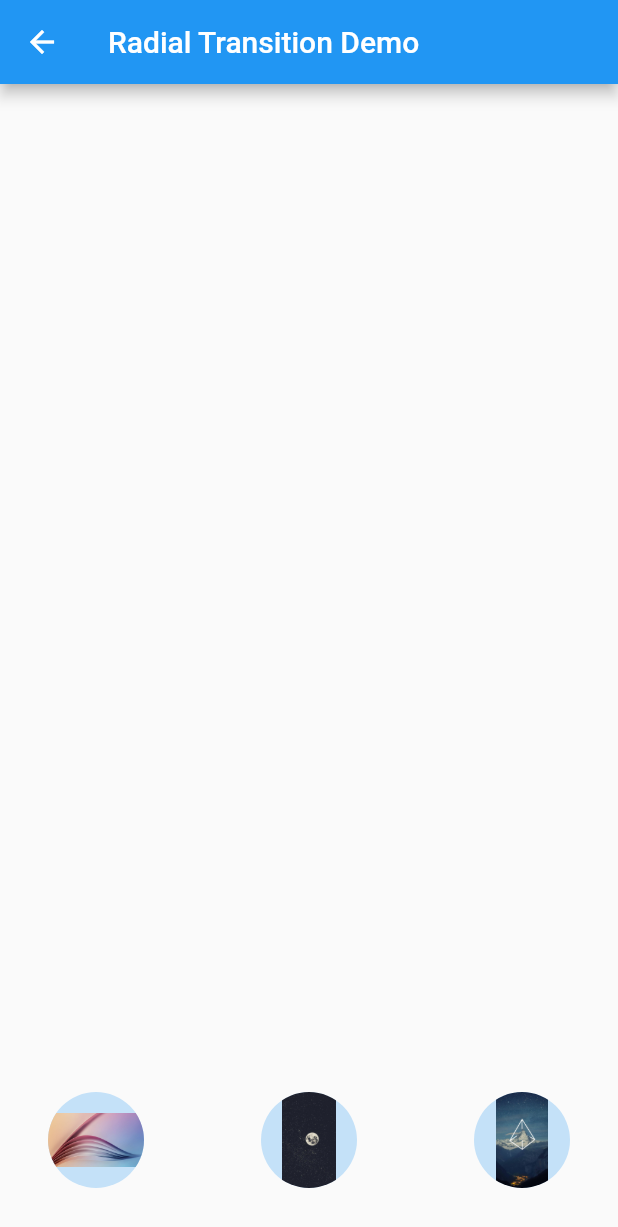
After one commit to rentongfu/myfluttertest, a Flutter app: the AnimationMenuPage screen opened directly, after a tap on "RadioHeroAnimate", on a phone screen of 412 x 824 dp. The commit adds this screen. Shown: the top 1227 px of the screen. Run offline on Flutter 3.47's test engine with Material 2 defaults, Android fonts, the phone set to English and light mode, and no system bars; missing offline and left inert: dart:ffi.

Commit message:
两个hero Animation demo

```diff
--- a/lib/animation/AnimationMenuPage.dart
+++ b/lib/animation/AnimationMenuPage.dart
@@ -4,6 +4,8 @@ import 'package:myfluttertest/animation/AnimatedContainerPage.dart';
 import 'package:myfluttertest/animation/AnimatedOpacityPage.dart';
 import 'package:myfluttertest/animation/AnimatedWidgetPage.dart';
 import 'package:myfluttertest/animation/FirstAnimationDemoPage.dart';
+import 'package:myfluttertest/animation/BasicHeroAnimatePage.dart';
+import 'package:myfluttertest/animation/RadioHeroAnimatePage.dart';
 
 import 'CarvedAnimationPage.dart';
 
@@ -67,6 +69,22 @@ class AnimationMenuPageState extends State<AnimationMenuPage>{
                 return AnimatedContainerPage();
               }));
             },
+          ),
+          RaisedButton(
+            child: Text("BasicHeroAnimate"),
+            onPressed: (){
+              Navigator.push(context, MaterialPageRoute(builder: (c){
+                return BasicHeroAnimatePageA();
+              }));
+            },
+          ),
+          RaisedButton(
+            child: Text("RadioHeroAnimate"),
+            onPressed: (){
+              Navigator.push(context, MaterialPageRoute(builder: (c){
+                return RadioHeroAnimatePageA();
+              }));
+            },
           )
         ],
       ),
--- /dev/null
+++ b/lib/animation/RadioHeroAnimatePage.dart
@@ -0,0 +1,184 @@
+
+import 'package:flutter/material.dart';
+import 'dart:math';
+
+class Photo extends StatelessWidget {
+  Photo({ Key key, this.photo, this.color, this.onTap }) : super(key: key);
+
+  final String photo;
+  final Color color;
+  final VoidCallback onTap;
+
+  Widget build(BuildContext context) {
+    return new Material(
+      // Slightly opaque color appears where the image has transparency.
+      color: Theme.of(context).primaryColor.withOpacity(0.25),
+      child: new InkWell(
+          onTap: onTap,
+          child: new Image.asset(
+            photo,
+            fit: BoxFit.contain,
+          )
+      ),
+    );
+  }
+}
+
+class RadialExpansion extends StatelessWidget {
+  RadialExpansion({
+    Key key,
+    this.maxRadius,
+    this.child,
+  }) : clipRectSize = 2.0 * (maxRadius / sqrt2),
+        super(key: key);
+
+  final double maxRadius;
+  final clipRectSize;
+  final Widget child;
+
+  @override
+  Widget build(BuildContext context) {
+    return new ClipOval(
+    child: new Center(
+    child: new SizedBox(
+    width: clipRectSize,
+    height: clipRectSize,
+    child: new ClipRect(
+      child: child,  // Photo
+      ),
+      ),
+      ),
+      );
+    }
+}
+
+class RadioHeroAnimatePageA extends StatelessWidget{
+  static const double kMinRadius = 32.0;
+  static const double kMaxRadius = 128.0;
+  static const opacityCurve = const Interval(0.0, 0.75, curve: Curves.fastOutSlowIn);
+
+  static RectTween _createRectTween(Rect begin, Rect end) {
+    return MaterialRectCenterArcTween(begin: begin, end: end);
+  }
+
+  static Widget _buildPage(BuildContext context, String imageName, String description) {
+    return Container(
+      color: Theme.of(context).canvasColor,
+      child: Center(
+        child: Card(
+          elevation: 8.0,
+          child: Column(
+            mainAxisSize: MainAxisSize.min,
+            children: [
+              SizedBox(
+                width: kMaxRadius * 2.0,
+                height: kMaxRadius * 2.0,
+                child: Hero(
+                  createRectTween: _createRectTween,
+                  tag: imageName,
+                  child: RadialExpansion(
+                    maxRadius: kMaxRadius,
+                    child: Photo(
+                      photo: imageName,
+                      onTap: () {
+                        Navigator.of(context).pop();
+                      },
+                    ),
+                  ),
+                ),
+              ),
+              Text(
+                description,
+                style: TextStyle(fontWeight: FontWeight.bold),
+                textScaleFactor: 3.0,
+              ),
+              const SizedBox(height: 16.0),
+            ],
+          ),
+        ),
+      ),
+    );
+  }
+
+  Widget _buildHero(BuildContext context, String imageName, String description) {
+    return Container(
+      width: kMinRadius * 2.0,
+      height: kMinRadius * 2.0,
+      child: Hero(
+        createRectTween: _createRectTween,
+        tag: imageName,
+        child: RadialExpansion(
+          maxRadius: kMaxRadius,
+          child: Photo(
+            photo: imageName,
+            onTap: () {
+              Navigator.of(context).push(
+                PageRouteBuilder<void>(
+                  pageBuilder: (BuildContext context, Animation<double> animation, Animation<double> secondaryAnimation) {
+                    return AnimatedBuilder(
+                        animation: animation,
+                        builder: (BuildContext context, Widget child) {
+                          return Opacity(
+                            opacity: opacityCurve.transform(animation.value),
+                            child: _buildPage(context, imageName, description),
+                          );
+                        }
+                    );
+                  },
+                ),
+              );
+            },
+          ),
+        ),
+      ),
+    );
+  }
+
+  @override
+  Widget build(BuildContext context) {
+    double timeDilation = 5.0; // 1.0 is normal animation speed.
+
+    return Scaffold(
+      appBar: AppBar(
+        title: const Text('Radial Transition Demo'),
+      ),
+      body: Container(
+        padding: const EdgeInsets.all(32.0),
+        alignment: FractionalOffset.bottomLeft,
+        child: Row(
+          mainAxisAlignment: MainAxisAlignment.spaceBetween,
+          children: [
+            _buildHero(context, 'assets/image/a.jpeg', 'Chair'),
+            _buildHero(context, 'assets/image/b.jpeg', 'Binoculars'),
+            _buildHero(context, 'assets/image/c.jpeg', 'Beach ball'),
+          ],
+        ),
+      ),
+    );
+  }
+
+}
+
+class RadioHeroAnimatePageB extends StatelessWidget{
+  @override
+  Widget build(BuildContext context) {
+    return Scaffold(
+      appBar: AppBar(title: Text("Basic Hero Animate B"),),
+      body: Center(
+        child: Hero(
+          tag: "heroB",
+          child: RadialExpansion(
+            maxRadius: 200,
+            child: Photo(
+              photo: "assets/image/a.jpeg",
+              color:  Colors.blue,
+              onTap: (){
+                Navigator.of(context).pop();
+              },
+            ),
+          ),),
+      ),
+    );
+  }
+
+}
--- a/pubspec.yaml
+++ b/pubspec.yaml
@@ -50,6 +50,8 @@ flutter:
   #   - images/a_dot_ham.jpeg
   assets:
     - assets/image/a.jpeg
+    - assets/image/b.jpeg
+    - assets/image/c.jpeg
 
   # An image asset can refer to one or more resolution-specific "variants", see
   # https://flutter.dev/assets-and-images/#resolution-aware.
```
Also changed, not shown: lib/animation/BasicHeroAnimatePage.dart (added, +59 -0 lines), assets/image/b.jpeg (added), assets/image/c.jpeg (added).
